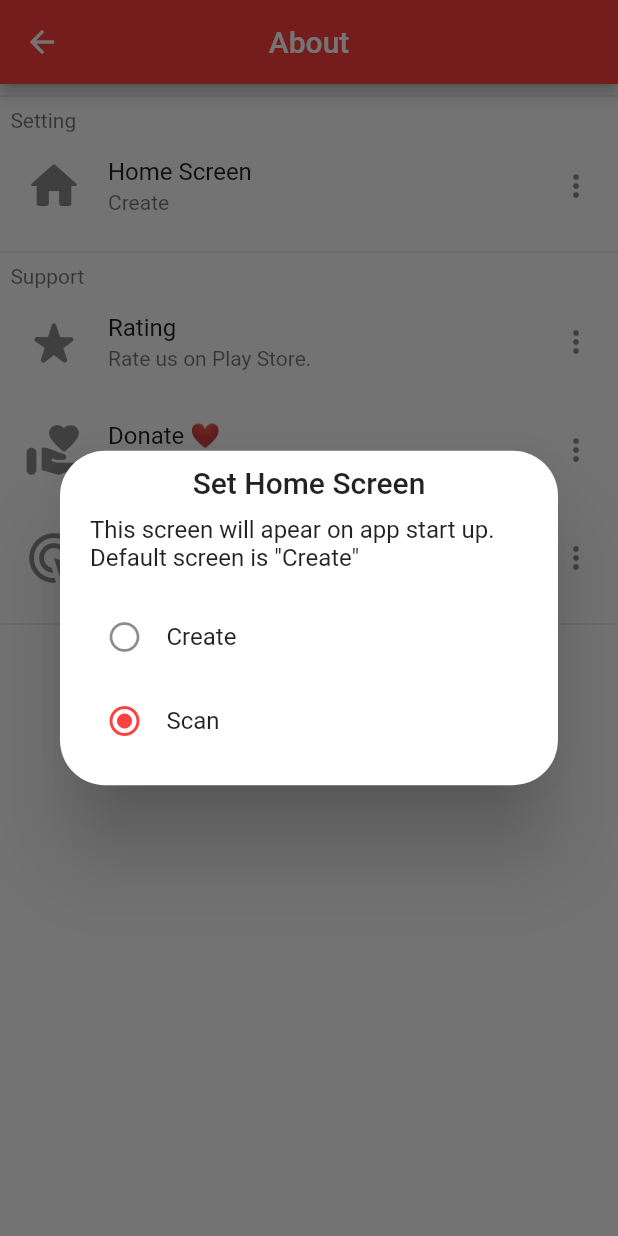
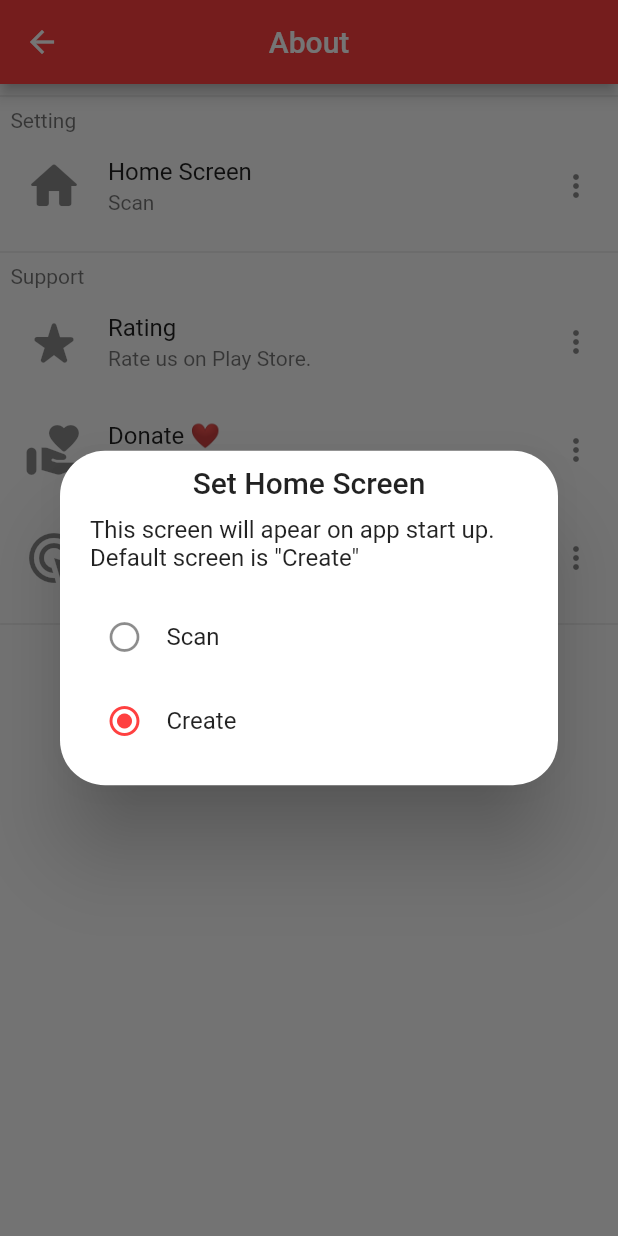
Before and after one commit to majeed-abdul/c_code, a Flutter app: the InfoScreen screen opened directly, after a tap on "Home Screen", on a phone screen of 412 x 824 dp. Run offline on Flutter 3.47's test engine with Material 3 defaults, Android fonts, the phone set to English and light mode, and no system bars; our stand-ins replace barcode_widget, email_validator, flutter_contacts, google_mobile_ads, image_gallery_saver, in_app_review and 2 more; missing offline and left inert: barcode_image, qr_code_scanner, wifi_iot; accounts and stored records are empty.

Commit message:
swap setting functions in info.dart

```diff
--- a/lib/screens/info.dart
+++ b/lib/screens/info.dart
@@ -20,9 +20,9 @@ class _InfoScreenState extends State<InfoScreen> {
     SharedPreferences.getInstance().then((pref) {
       int i = pref.getInt('home') ?? 0;
       if (i == 1) {
+        _home = 'Create';
+      } else {
         _home = 'Scan';
-      } else {
-        _home = 'Create';
       }
       setState(() {});
     });
@@ -175,10 +175,10 @@ class _InfoScreenState extends State<InfoScreen> {
                     i ? Icons.radio_button_checked : Icons.radio_button_off,
                     color: i ? Theme.of(context).primaryColor : null,
                   ),
-                  title: const Text('Create'),
+                  title: const Text('Scan'),
                   onTap: () async {
                     await pref.setInt('home', 0).then((value) {
-                      _home = 'Create';
+                      _home = 'Scan';
                       setState(() {});
                       Navigator.pop(context);
                     });
@@ -191,10 +191,10 @@ class _InfoScreenState extends State<InfoScreen> {
                     i ? Icons.radio_button_off : Icons.radio_button_checked,
                     color: i ? null : Theme.of(context).primaryColor,
                   ),
-                  title: const Text('Scan'),
+                  title: const Text('Create'),
                   onTap: () async {
                     await pref.setInt('home', 1).then((value) {
-                      _home = 'Scan';
+                      _home = 'Create';
                       setState(() {});
                       Navigator.pop(context);
                     });
```
